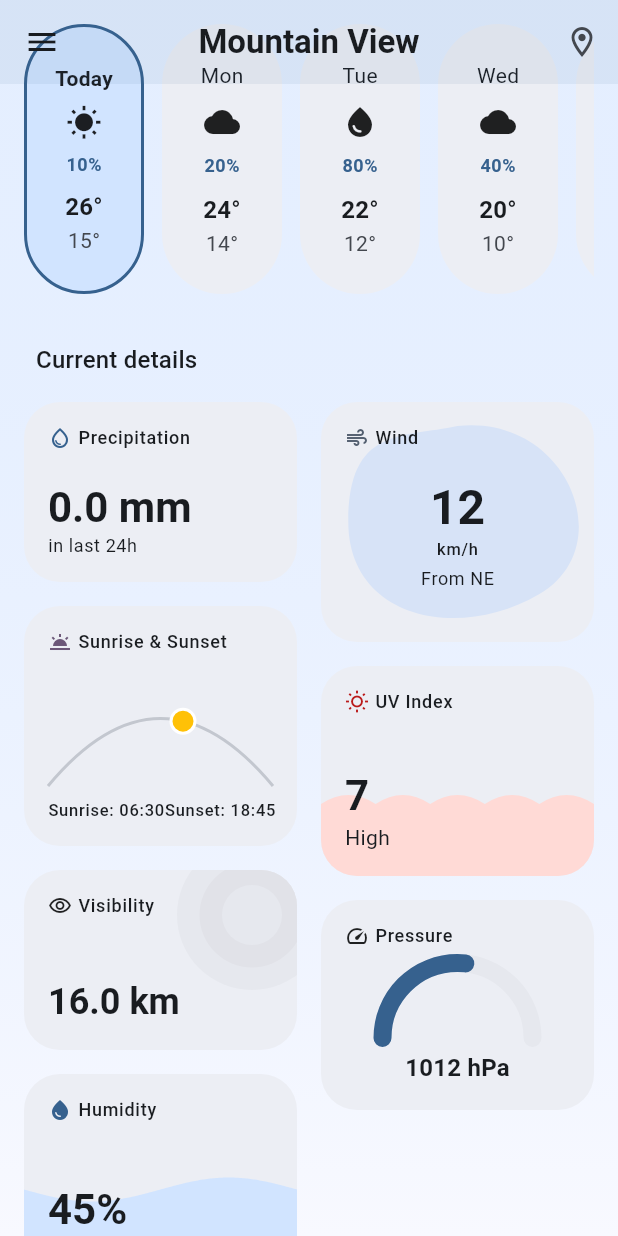
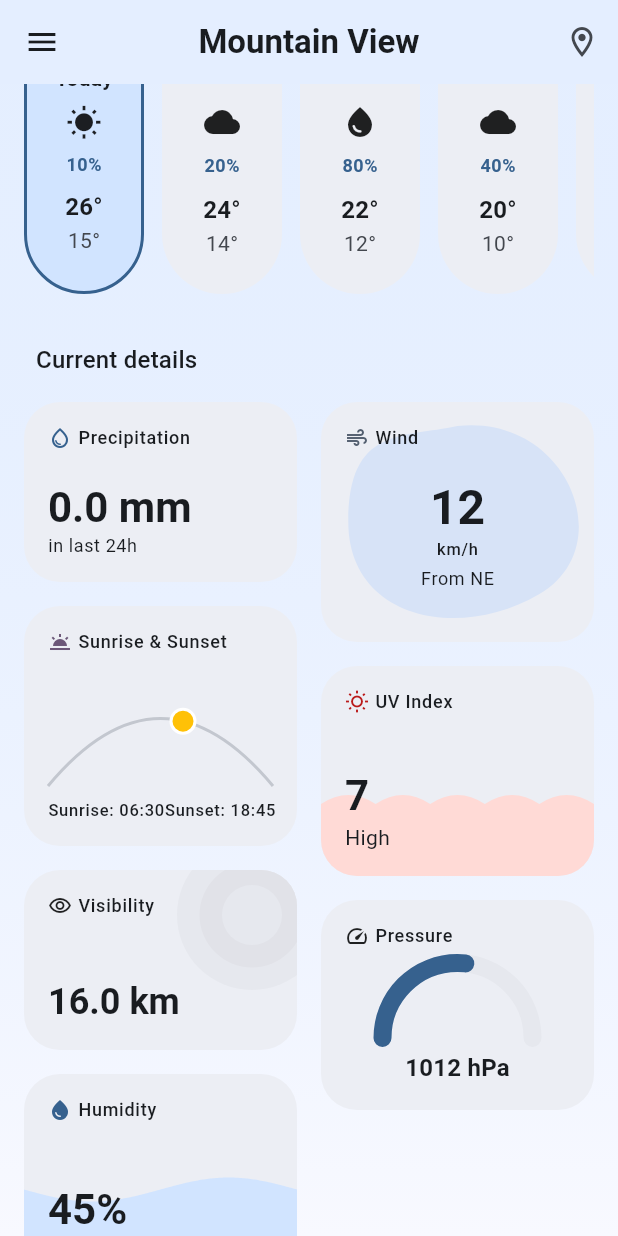
Before and after one commit to origami-suki/aura, a Flutter app: the screen it shows after launch, scrolled down 576 dp, on a phone screen of 412 x 824 dp. Run offline on Flutter 3.47's test engine with Material 3 defaults, Android fonts, the phone set to English and light mode, and no system bars.

Commit message:
style: fix app bar transparency and scrolling overlap
Addresses an issue where scrolling content would overlap messily with the transparent app bar.
Instead of being completely transparent, the `SliverAppBar` now uses a solid color blended to match the top of the screen's gradient (`Color.alphaBlend(primaryContainer, surface)`).
It also explicitly sets `surfaceTintColor: Colors.transparent` to prevent Material 3 from automatically tinting the app bar when content scrolls underneath it.

Co-authored-by: origami-suki <138861007+origami-suki@users.noreply.github.com>

```diff
--- a/lib/ui/home_screen.dart
+++ b/lib/ui/home_screen.dart
@@ -76,10 +76,18 @@ class HomeScreen extends StatelessWidget {
   }
 
   SliverAppBar _buildAppBar(BuildContext context, String cityName) {
+    // When the app bar is scrolled under, give it a solid color that matches the top of the gradient background
+    // We blend the primary container color with the surface color to match the Container's gradient start.
+    final appBarColor = Color.alphaBlend(
+      Theme.of(context).colorScheme.primaryContainer.withAlpha(128),
+      Theme.of(context).colorScheme.surface,
+    );
+
     return SliverAppBar(
       pinned: true,
       floating: true,
-      backgroundColor: Colors.transparent,
+      backgroundColor: appBarColor,
+      surfaceTintColor: Colors.transparent, // Prevent material 3 scroll under tint
       elevation: 0,
       leading: IconButton(
         icon: const Icon(Icons.menu),
```
